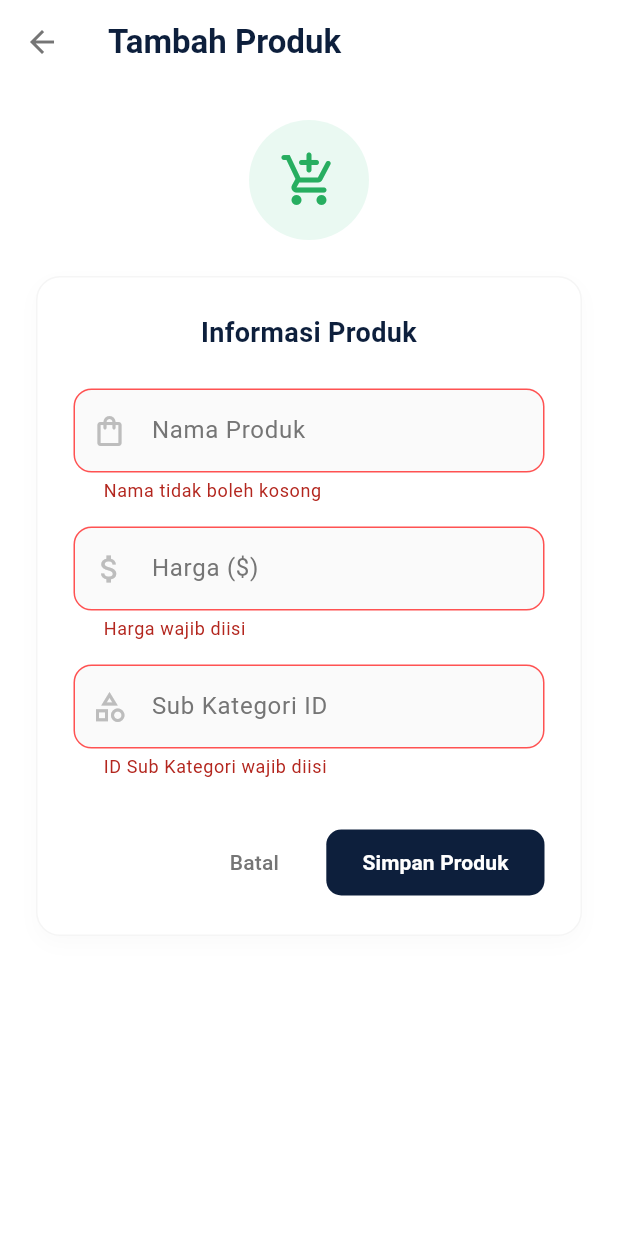
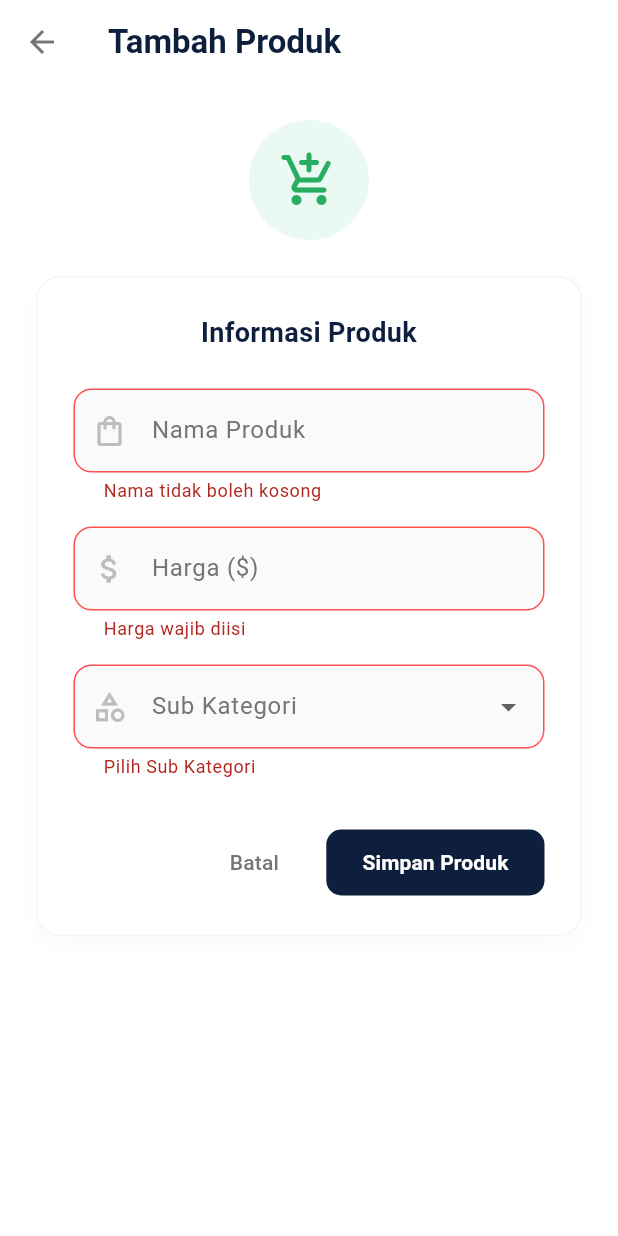
Before and after one commit to soekarsoedirman/UAS-mobile-frontend, a Flutter app: the AddProductPage screen opened by its route, after a tap on "Simpan Produk", on a phone screen of 412 x 824 dp. Run offline on Flutter 3.47's test engine with Material 3 defaults, Android fonts, the phone set to English and light mode, and no system bars; our stand-ins replace fl_chart, shared_preferences; accounts and stored records are empty.

Commit message:
lupa push kemaren

```diff
--- a/lib/pages/detailproduk_adm.dart
+++ b/lib/pages/detailproduk_adm.dart
@@ -27,11 +27,11 @@ class _ProductDetailPageState extends State<ProductDetailPage> {
   bool isDeleting = false;
   ProductDetail? _detail;
 
-  // Warna tema (Konsisten dengan halaman lain)
-  final Color _primaryColor = const Color(0xFF0D1F3C); // Dark Blue
-  final Color _accentColor = const Color(0xFF27AE60); // Green
-  final Color _softGreenBg = const Color(0xFFEAF9F2); // Light Green Background
-  final Color _softRedBg = const Color(0xFFFFEBEE); // Light Red Background
+  // Warna tema
+  final Color _primaryColor = const Color(0xFF0D1F3C);
+  final Color _accentColor = const Color(0xFF27AE60);
+  final Color _softGreenBg = const Color(0xFFEAF9F2);
+  final Color _softRedBg = const Color(0xFFFFEBEE);
 
   @override
   void initState() {
@@ -51,14 +51,11 @@ class _ProductDetailPageState extends State<ProductDetailPage> {
     } catch (e) {
       if (mounted) {
         setState(() => isLoading = false);
-        ScaffoldMessenger.of(
-          context,
-        ).showSnackBar(SnackBar(content: Text("Gagal: $e")));
+        ScaffoldMessenger.of(context).showSnackBar(SnackBar(content: Text("Gagal: $e")));
       }
     }
   }
 
-  // Fungsi Hapus Produk
   void _deleteProduct() async {
     final confirm = await showDialog<bool>(
       context: context,
@@ -91,7 +88,7 @@ class _ProductDetailPageState extends State<ProductDetailPage> {
             backgroundColor: Colors.green,
           ),
         );
-        Navigator.pop(context, true); // Kembali ke list & refresh
+        Navigator.pop(context, true);
       }
     } catch (e) {
       if (mounted) {
@@ -109,8 +106,6 @@ class _ProductDetailPageState extends State<ProductDetailPage> {
 
   @override
   Widget build(BuildContext context) {
-    // Formatter Dolar ($) sesuai request sebelumnya, atau gunakan Rp jika diinginkan
-    // Di sini saya gunakan $ sesuai konsistensi terakhir, tapi bisa diubah formatnya.
     final currencyFormatter = NumberFormat.currency(
       locale: 'en_US',
       symbol: '\$',
@@ -141,7 +136,6 @@ class _ProductDetailPageState extends State<ProductDetailPage> {
                 color: Colors.white,
                 borderRadius: BorderRadius.circular(16),
                 border: Border.all(color: Colors.grey.shade100),
-                      // Shadow halus
                 boxShadow: [
                   BoxShadow(
                     color: Colors.grey.withOpacity(0.05),
@@ -186,15 +180,13 @@ class _ProductDetailPageState extends State<ProductDetailPage> {
                   ),
                   const SizedBox(height: 4),
 
-                        // SUB KATEGORI (Subtitle)
+                  // SUB KATEGORI
                   Center(
                     child: isLoading
                         ? const SizedBox(
                       height: 15,
                       width: 15,
-                                  child: CircularProgressIndicator(
-                                    strokeWidth: 2,
-                                  ),
+                      child: CircularProgressIndicator(strokeWidth: 2),
                     )
                         : Text(
                       _detail?.subCategoryName ?? "Sub-Kategori",
@@ -211,7 +203,6 @@ class _ProductDetailPageState extends State<ProductDetailPage> {
                   Row(
                     mainAxisAlignment: MainAxisAlignment.center,
                     children: [
-                            // Tombol Edit
                       InkWell(
                         onTap: () async {
                           final result = await Navigator.push(
@@ -219,15 +210,11 @@ class _ProductDetailPageState extends State<ProductDetailPage> {
                             MaterialPageRoute(
                               builder: (_) => EditProductPage(
                                 productId: widget.productId,
-                                      currentName:
-                                          _detail?.productName ??
-                                          widget.productName,
-                                      currentPrice:
-                                          _detail?.price ?? widget.productPrice,
+                                currentName: _detail?.productName ?? widget.productName,
+                                currentPrice: _detail?.price ?? widget.productPrice,
                               ),
                             ),
                           );
-
                           if (result == true) {
                             _fetchDetail();
                           }
@@ -239,15 +226,10 @@ class _ProductDetailPageState extends State<ProductDetailPage> {
                             color: _softGreenBg,
                             borderRadius: BorderRadius.circular(12),
                           ),
-                                child: Icon(
-                                  Icons.edit_outlined,
-                                  color: _accentColor,
-                                ),
+                          child: Icon(Icons.edit_outlined, color: _accentColor),
                         ),
                       ),
                       const SizedBox(width: 16),
-
-                            // Tombol Hapus
                       InkWell(
                         onTap: _deleteProduct,
                         borderRadius: BorderRadius.circular(12),
@@ -257,10 +239,7 @@ class _ProductDetailPageState extends State<ProductDetailPage> {
                             color: _softRedBg,
                             borderRadius: BorderRadius.circular(12),
                           ),
-                                child: const Icon(
-                                  Icons.delete_outline,
-                                  color: Colors.red,
-                                ),
+                          child: const Icon(Icons.delete_outline, color: Colors.red),
                         ),
                       ),
                     ],
@@ -270,7 +249,6 @@ class _ProductDetailPageState extends State<ProductDetailPage> {
                   const Divider(height: 1),
                   const SizedBox(height: 24),
 
-                        // INFO DETAIL LIST
                   Text(
                     "Informasi Detail",
                     style: TextStyle(
@@ -281,30 +259,13 @@ class _ProductDetailPageState extends State<ProductDetailPage> {
                   ),
                   const SizedBox(height: 16),
 
-                        _infoRow(
-                          "Harga Satuan",
-                          currencyFormatter.format(
-                            _detail?.price ?? widget.productPrice,
-                          ),
-                          _accentColor,
-                        ),
+                  _infoRow("Harga Satuan", currencyFormatter.format(_detail?.price ?? widget.productPrice), _accentColor),
                   const SizedBox(height: 12),
-                        _infoRow(
-                          "Kategori",
-                          isLoading
-                              ? "Loading..."
-                              : (_detail?.categoryName ?? "-"),
-                        ),
+                  _infoRow("Kategori", isLoading ? "Loading..." : (_detail?.categoryName ?? "-")),
                   const SizedBox(height: 12),
-                        _infoRow(
-                          "Sub Kategori",
-                          isLoading
-                              ? "Loading..."
-                              : (_detail?.subCategoryName ?? "-"),
-                        ),
+                  _infoRow("Sub Kategori", isLoading ? "Loading..." : (_detail?.subCategoryName ?? "-")),
 
                   const SizedBox(height: 12),
-                        _infoRow("ID Produk", widget.productId),
                 ],
               ),
             ),
@@ -314,6 +275,7 @@ class _ProductDetailPageState extends State<ProductDetailPage> {
     );
   }
 
+  // Helper row biasa untuk data pendek
   Widget _infoRow(String label, String value, [Color? valueColor]) {
     return Row(
       mainAxisAlignment: MainAxisAlignment.spaceBetween,
@@ -322,14 +284,18 @@ class _ProductDetailPageState extends State<ProductDetailPage> {
           label,
           style: TextStyle(color: Colors.grey.shade500, fontSize: 14),
         ),
-        Text(
+        // Flexible agar teks kanan tidak overflow jika agak panjang (tapi tetap satu baris)
+        Flexible(
+          child: Text(
             value,
+            textAlign: TextAlign.end,
             style: TextStyle(
               fontWeight: FontWeight.bold,
               color: valueColor ?? _primaryColor,
               fontSize: 15,
             ),
           ),
+        ),
       ],
     );
   }
--- a/lib/pages/tambah_produk.dart
+++ b/lib/pages/tambah_produk.dart
@@ -12,27 +12,48 @@ class AddProductPage extends StatefulWidget {
 class _AddProductPageState extends State<AddProductPage> {
   final _formKey = GlobalKey<FormState>();
 
-  // Controllers untuk mengambil input
+  // Controllers untuk text input
   final TextEditingController _nameController = TextEditingController();
   final TextEditingController _priceController = TextEditingController();
-  final TextEditingController _subCatController = TextEditingController();
+
+  // Variabel State untuk menyimpan nilai ID Sub Kategori yang dipilih dari Dropdown
+  int? _selectedSubCategoryId;
 
   final ProductService _service = ProductService();
   bool _isLoading = false;
 
-  // Warna tema (Konsisten dengan halaman lain)
-  final Color _primaryColor = const Color(0xFF0D1F3C); // Dark Blue
-  final Color _accentColor = const Color(0xFF27AE60);  // Green
+  // Warna tema
+  final Color _primaryColor = const Color(0xFF0D1F3C);
+  final Color _accentColor = const Color(0xFF27AE60);
+
+  // Data Sub Kategori (ID & Nama)
+  final List<Map<String, dynamic>> _subCategories = [
+    {'id': 1, 'name': 'Bookcases'},
+    {'id': 2, 'name': 'Chairs'},
+    {'id': 3, 'name': 'Furnishings'},
+    {'id': 4, 'name': 'Tables'},
+    {'id': 5, 'name': 'Appliances'},
+    {'id': 6, 'name': 'Art'},
+    {'id': 7, 'name': 'Binders'},
+    {'id': 8, 'name': 'Envelopes'},
+    {'id': 9, 'name': 'Fasteners'},
+    {'id': 10, 'name': 'Labels'},
+    {'id': 11, 'name': 'Paper'},
+    {'id': 12, 'name': 'Storage'},
+    {'id': 13, 'name': 'Supplies'},
+    {'id': 14, 'name': 'Accessories'},
+    {'id': 15, 'name': 'Copiers'},
+    {'id': 16, 'name': 'Machines'},
+    {'id': 17, 'name': 'Phones'},
+  ];
 
   @override
   void dispose() {
     _nameController.dispose();
     _priceController.dispose();
-    _subCatController.dispose();
     super.dispose();
   }
 
-  // Fungsi Submit
   Future<void> _submitData() async {
     if (!_formKey.currentState!.validate()) return;
 
@@ -41,7 +62,10 @@ class _AddProductPageState extends State<AddProductPage> {
     try {
       final name = _nameController.text;
       final price = int.parse(_priceController.text);
-      final subCatId = int.parse(_subCatController.text);
+
+      // Ambil ID dari variabel state dropdown
+      // Kita gunakan tanda seru (!) karena validator sudah menjamin nilainya tidak null
+      final subCatId = _selectedSubCategoryId!;
 
       await _service.addProduct(name, price, subCatId);
 
@@ -52,7 +76,7 @@ class _AddProductPageState extends State<AddProductPage> {
             backgroundColor: Colors.green,
           ),
         );
-        Navigator.pop(context, true); // Kembali dengan nilai true
+        Navigator.pop(context, true);
       }
     } catch (e) {
       if (mounted) {
@@ -68,13 +92,12 @@ class _AddProductPageState extends State<AddProductPage> {
     }
   }
 
-  // Helper untuk styling input agar rapi & konsisten
   InputDecoration _inputDecoration(String label, IconData icon) {
     return InputDecoration(
       labelText: label,
       labelStyle: TextStyle(color: Colors.grey.shade600),
       filled: true,
-      fillColor: Colors.grey.shade50, // Background input abu-abu muda
+      fillColor: Colors.grey.shade50,
       prefixIcon: Icon(icon, color: Colors.grey.shade400),
       contentPadding: const EdgeInsets.symmetric(vertical: 16, horizontal: 16),
       border: OutlineInputBorder(
@@ -116,12 +139,12 @@ class _AddProductPageState extends State<AddProductPage> {
             constraints: const BoxConstraints(maxWidth: 500),
             child: Column(
               children: [
-                // Header Icon (Add Cart)
+                // Header Icon
                 Container(
                   width: 80,
                   height: 80,
                   decoration: const BoxDecoration(
-                    color: Color(0xFFEAF9F2), // Light Green Background
+                    color: Color(0xFFEAF9F2),
                     shape: BoxShape.circle,
                   ),
                   child: Icon(
@@ -199,21 +222,30 @@ class _AddProductPageState extends State<AddProductPage> {
                         ),
                         const SizedBox(height: 16),
 
-                        // ================= SUB KATEGORI ID =================
-                        TextFormField(
-                          controller: _subCatController,
-                          keyboardType: TextInputType.number,
-                          inputFormatters: [
-                            FilteringTextInputFormatter.digitsOnly
-                          ],
+                        // ================= DROPDOWN SUB KATEGORI =================
+                        DropdownButtonFormField<int>(
+                          value: _selectedSubCategoryId,
                           decoration: _inputDecoration(
-                              "Sub Kategori ID", Icons.category_outlined),
+                              "Sub Kategori", Icons.category_outlined),
+                          menuMaxHeight: 300, // Batasi tinggi menu agar bisa discroll
+                          items: _subCategories.map((category) {
+                            return DropdownMenuItem<int>(
+                              value: category['id'], // Nilai yang disimpan (ID)
+                              child: Text(category['name']), // Teks yang tampil (Nama)
+                            );
+                          }).toList(),
+                          onChanged: (value) {
+                            setState(() {
+                              _selectedSubCategoryId = value;
+                            });
+                          },
                           validator: (value) {
-                            if (value == null || value.isEmpty) {
-                              return "ID Sub Kategori wajib diisi";
+                            if (value == null) {
+                              return "Pilih Sub Kategori";
                             }
                             return null;
                           },
+                          isExpanded: true,
                         ),
 
                         const SizedBox(height: 32),
@@ -232,7 +264,7 @@ class _AddProductPageState extends State<AddProductPage> {
                             const SizedBox(width: 16),
                             ElevatedButton(
                               style: ElevatedButton.styleFrom(
-                                backgroundColor: _primaryColor, // Dark Blue
+                                backgroundColor: _primaryColor,
                                 foregroundColor: Colors.white,
                                 elevation: 0,
                                 padding: const EdgeInsets.symmetric(
```
Also changed, not shown: 1 other file. Lines whose indentation alone changed are shown as unchanged.
